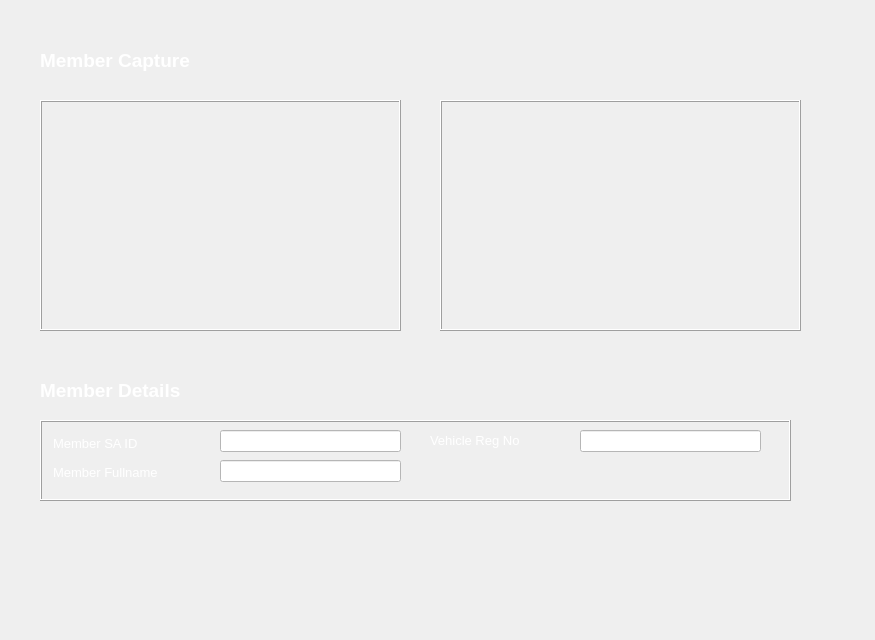
Old version of the form minibus-route-native-application/ui/memberhomeform.ui in the repository nkszLedger/minibus-route-native-application.
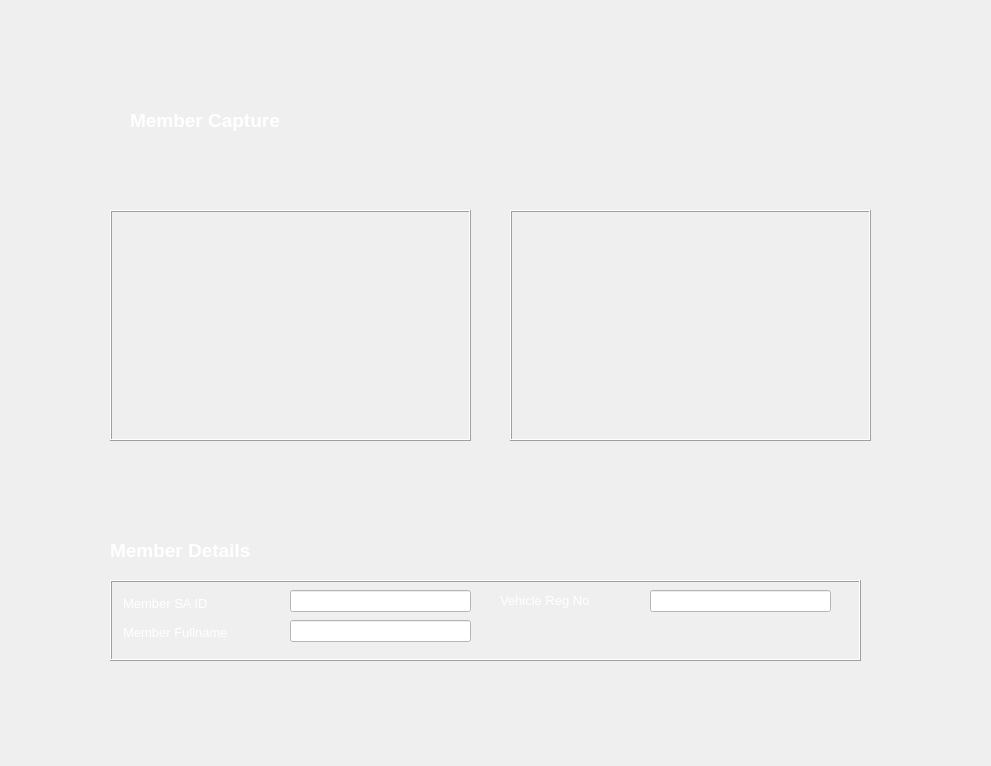
New version of the form. Icons and pictures are not drawn.

Diff of the .ui file:
```diff
--- a/minibus-route-native-application/ui/memberhomeform.ui
+++ b/minibus-route-native-application/ui/memberhomeform.ui
@@ -6,8 +6,8 @@
    <rect>
     <x>0</x>
     <y>0</y>
-    <width>875</width>
-    <height>640</height>
+    <width>991</width>
+    <height>766</height>
    </rect>
   </property>
   <property name="windowTitle">
@@ -16,8 +16,8 @@
   <widget class="QFrame" name="frame">
    <property name="geometry">
     <rect>
-     <x>40</x>
-     <y>420</y>
+     <x>110</x>
+     <y>580</y>
      <width>751</width>
      <height>81</height>
     </rect>
@@ -157,8 +157,8 @@
   <widget class="QLabel" name="DetailsTitleLabel">
    <property name="geometry">
     <rect>
-     <x>40</x>
-     <y>370</y>
+     <x>110</x>
+     <y>530</y>
      <width>261</width>
      <height>41</height>
     </rect>
@@ -186,8 +186,8 @@
   <widget class="QLabel" name="CaptureTitleLabel">
    <property name="geometry">
     <rect>
-     <x>40</x>
-     <y>40</y>
+     <x>130</x>
+     <y>100</y>
      <width>261</width>
      <height>41</height>
     </rect>
@@ -215,8 +215,8 @@
   <widget class="QFrame" name="CaptureOptionButtonFrame_2">
    <property name="geometry">
     <rect>
-     <x>440</x>
-     <y>100</y>
+     <x>510</x>
+     <y>210</y>
      <width>361</width>
      <height>231</height>
     </rect>
@@ -272,8 +272,8 @@
   <widget class="QFrame" name="CaptureOptionButtonFrame">
    <property name="geometry">
     <rect>
-     <x>40</x>
-     <y>100</y>
+     <x>110</x>
+     <y>210</y>
      <width>361</width>
      <height>231</height>
     </rect>
@@ -320,8 +320,8 @@
   <widget class="QPushButton" name="BackPushButton">
    <property name="geometry">
     <rect>
-     <x>710</x>
-     <y>10</y>
+     <x>760</x>
+     <y>90</y>
      <width>91</width>
      <height>61</height>
     </rect>
```
